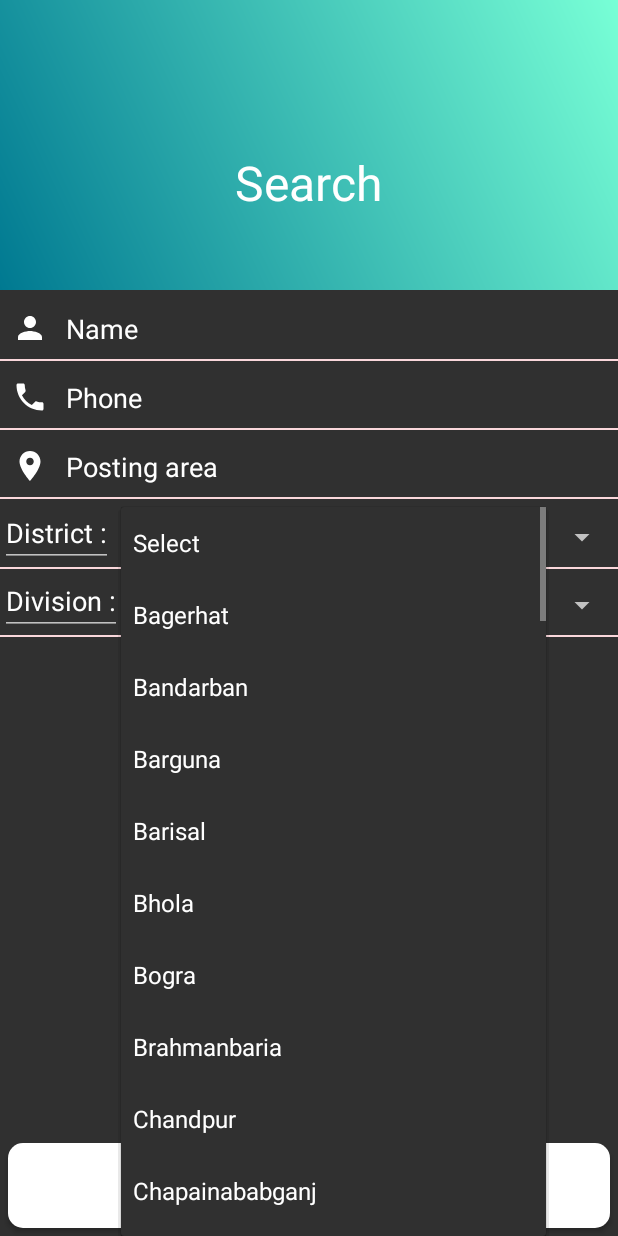
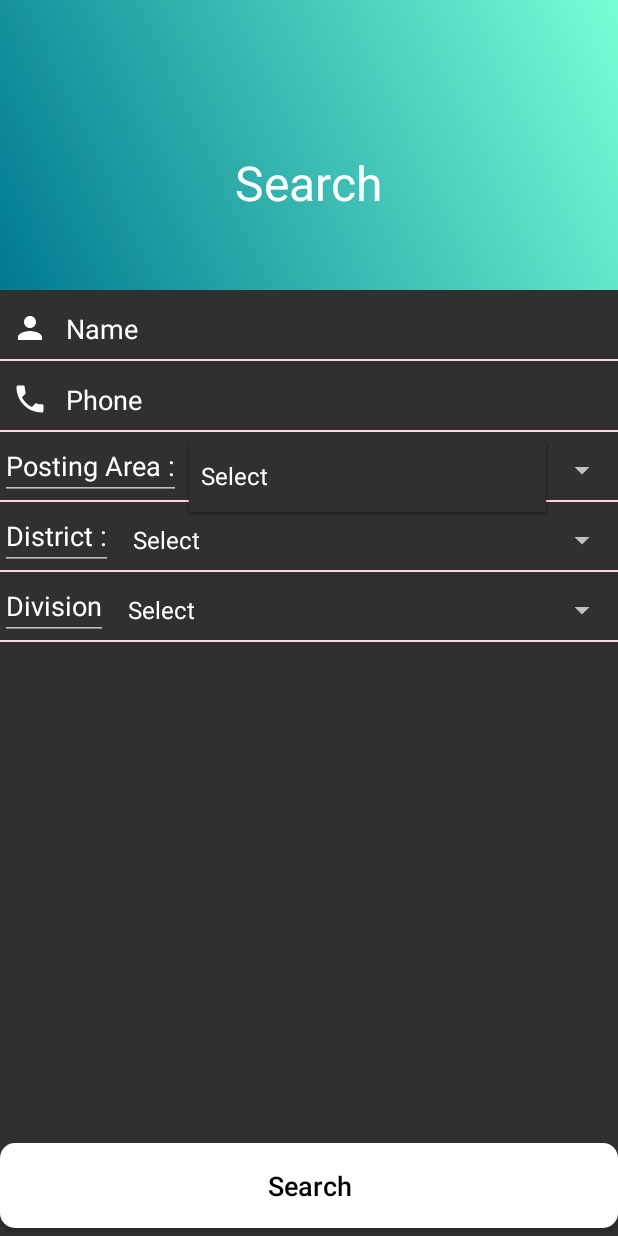
Before and after one commit to megaprime4/VetNetwork2, an Android app: the SearchActivity screen opened directly, with no data from a screen before it, after a tap on "Select", on a phone screen of 412 x 824 dp. Run offline under Robolectric (Android 15) with nearby library versions, the phone set to English and light mode, and no system bars.

Commit message:
search page edit

```diff
--- a/app/src/main/res/layout/activity_search.xml
+++ b/app/src/main/res/layout/activity_search.xml
@@ -56,7 +56,7 @@
 
     <EditText
         android:id="@+id/search_phone"
-        android:layout_below="@+id/search_name"
+        android:layout_below="@+id/view_1"
         android:layout_width="match_parent"
         android:layout_height="wrap_content"
         android:layout_marginTop="5dp"
@@ -76,30 +76,43 @@
         android:layout_height="1dp"
         android:background="#f9d7db" />
 
-    <EditText
-        android:id="@+id/search_postingArea"
-        android:layout_below="@+id/search_phone"
+    <LinearLayout
+        android:id="@+id/linear_layout_2"
+        android:layout_below="@+id/view_2"
         android:layout_width="match_parent"
-        android:layout_height="wrap_content"
-        android:layout_marginTop="5dp"
-        android:background="@android:color/transparent"
-        android:drawableLeft="@drawable/ic_place_white_24dp"
-        android:drawablePadding="12dp"
-        android:ems="10"
-        android:hint="Posting area"
-        android:inputType="text"
-        android:padding="8dp"
-        android:textColorHint="#fff"  />
+        android:layout_height="40dp"
+        android:orientation="horizontal"
+        android:layout_marginTop="5dp">
+
+        <EditText
+            android:id="@+id/search_postingArea_textView"
+            android:layout_width="wrap_content"
+            android:layout_height="match_parent"
+            android:clickable="false"
+            android:editable="false"
+            android:linksClickable="false"
+            android:longClickable="false"
+            android:text="Posting Area :"
+            android:textSize="18sp" />
+
+        <Spinner
+            android:id="@+id/search_postingArea_spinner"
+            android:layout_width="match_parent"
+            android:layout_height="match_parent"
+            android:layout_marginLeft="5dp"
+            android:entries="@array/posting_area"/>
+
+    </LinearLayout>
 
     <View
         android:id="@+id/view_3"
-        android:layout_below="@+id/search_postingArea"
+        android:layout_below="@+id/linear_layout_2"
         android:layout_width="match_parent"
         android:layout_height="1dp"
         android:background="#f9d7db" />
 
     <LinearLayout
-        android:id="@+id/linear_layout_2"
+        android:id="@+id/linear_layout_3"
         android:layout_below="@+id/view_3"
         android:layout_width="match_parent"
         android:layout_height="40dp"
@@ -107,7 +120,7 @@
         android:layout_marginTop="5dp">
 
         <EditText
-            android:id="@+id/reg_district_textView"
+            android:id="@+id/search_district_textView"
             android:layout_width="wrap_content"
             android:layout_height="match_parent"
             android:clickable="false"
@@ -118,7 +131,7 @@
             android:textSize="18sp" />
 
         <Spinner
-            android:id="@+id/reg_district_spinner"
+            android:id="@+id/search_district_spinner"
             android:layout_width="match_parent"
             android:layout_height="match_parent"
             android:layout_marginLeft="5dp"
@@ -128,32 +141,32 @@
 
     <View
         android:id="@+id/view_4"
-        android:layout_below="@+id/linear_layout_2"
+        android:layout_below="@+id/linear_layout_3"
         android:layout_width="match_parent"
         android:layout_height="1dp"
         android:background="#f9d7db" />
 
     <LinearLayout
-        android:id="@+id/linear_layout_3"
-        android:layout_below="@+id/linear_layout_2"
+        android:id="@+id/linear_layout_4"
+        android:layout_below="@+id/view_4"
         android:layout_width="match_parent"
         android:layout_height="40dp"
         android:orientation="horizontal"
         android:layout_marginTop="5dp">
 
         <EditText
-            android:id="@+id/reg_division_textView"
+            android:id="@+id/search_division_textView"
             android:layout_width="wrap_content"
             android:layout_height="match_parent"
             android:clickable="false"
             android:editable="false"
             android:linksClickable="false"
             android:longClickable="false"
-            android:text="@string/division"
+            android:text="Division"
             android:textSize="18sp" />
 
         <Spinner
-            android:id="@+id/reg_division_spinner"
+            android:id="@+id/search_division_spinner"
             android:layout_width="match_parent"
             android:layout_height="match_parent"
             android:layout_marginLeft="5dp"
@@ -163,7 +176,7 @@
 
     <View
         android:id="@+id/view_5"
-        android:layout_below="@+id/linear_layout_3"
+        android:layout_below="@+id/linear_layout_4"
         android:layout_width="match_parent"
         android:layout_height="1dp"
         android:background="#f9d7db" />
@@ -177,13 +190,11 @@
 
 
         <Button
-            android:id="@+id/start_browseButton"
+            android:id="@+id/search_searchButton"
             android:layout_width="match_parent"
             android:layout_height="wrap_content"
             android:background="@drawable/button_style"
             android:padding="16dp"
-            android:layout_marginLeft="5dp"
-            android:layout_marginRight="5dp"
             android:layout_marginBottom="5dp"
             android:text="Search"
             android:textAlignment="center"
--- a/app/src/main/res/values/strings.xml
+++ b/app/src/main/res/values/strings.xml
@@ -33,6 +33,10 @@
         <item>Sports and Cultural Secretary</item>
         <item>Social Welfare Secretary</item>
         <item>Member</item>
+    </string-array>
+
+    <string-array name="posting_area">
+        <item>Select</item>
     </string-array>
 
     <string-array name="division">
```
